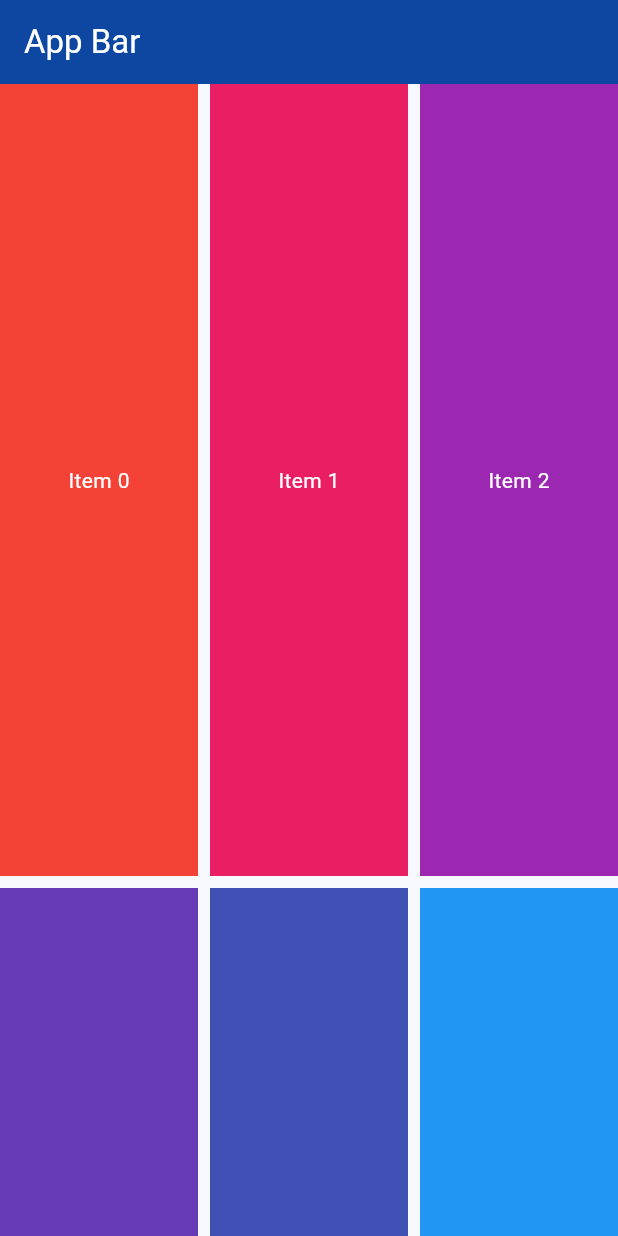
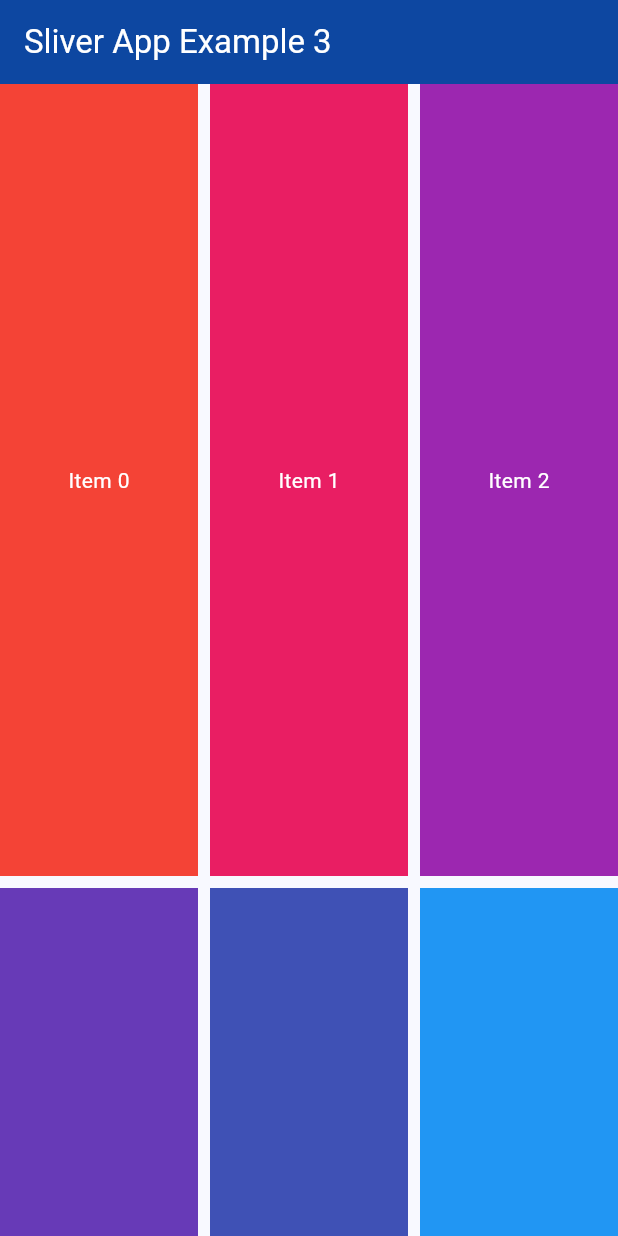
Before and after one commit to Vikram1999dev/flutter-practise, a Flutter app: the screen it shows after launch, on a phone screen of 412 x 824 dp. Run offline on Flutter 3.47's test engine with Material 3 defaults, Android fonts, the light colour scheme and no system bars.

Commit message:
added code

```diff
--- a/lib/main.dart
+++ b/lib/main.dart
@@ -16,7 +16,7 @@ class MyApp extends StatelessWidget {
         colorScheme: ColorScheme.fromSeed(seedColor: Colors.blue),
         useMaterial3: true,
       ),
-      home: const MyHomePage(title: 'Hero'),
+      home: const MyHomePage(title: 'Sliver App Example 3'),
     );
   }
 }
@@ -37,9 +37,9 @@ class _MyHomePageState extends State<MyHomePage> {
   Widget build(BuildContext context) {
     return Scaffold(
       appBar: AppBar(
-        title: const Text(
-          'App Bar',
-          style: TextStyle(color: Colors.white),
+        title: Text(
+          widget.title,
+          style: const TextStyle(color: Colors.white),
         ),
         backgroundColor: Colors.blue[900],
       ),
```
